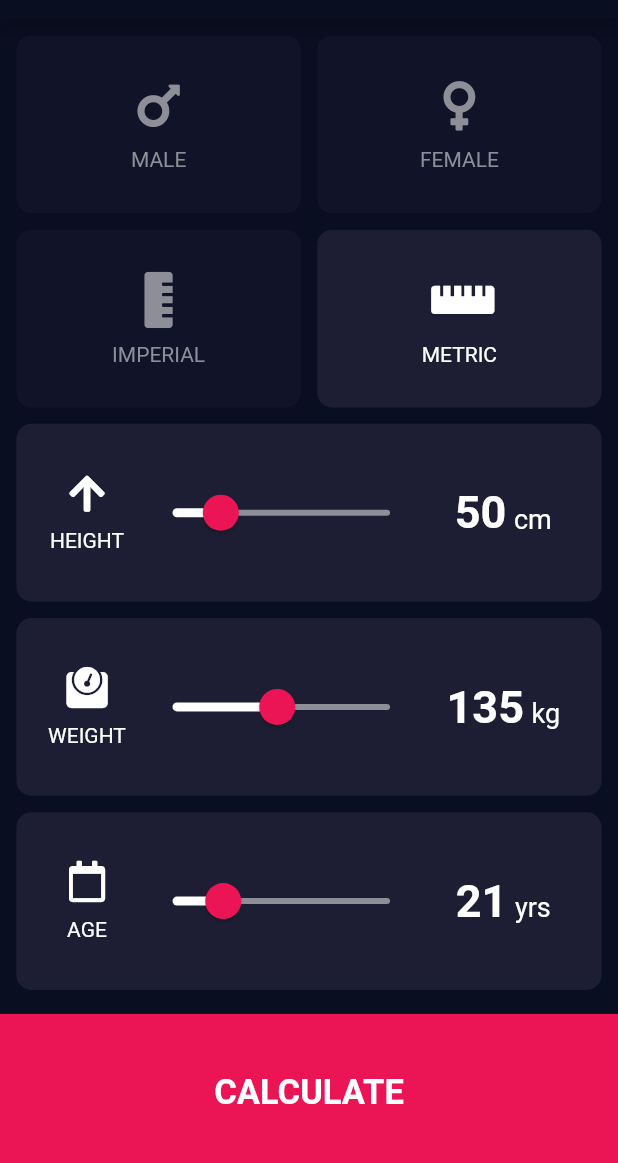
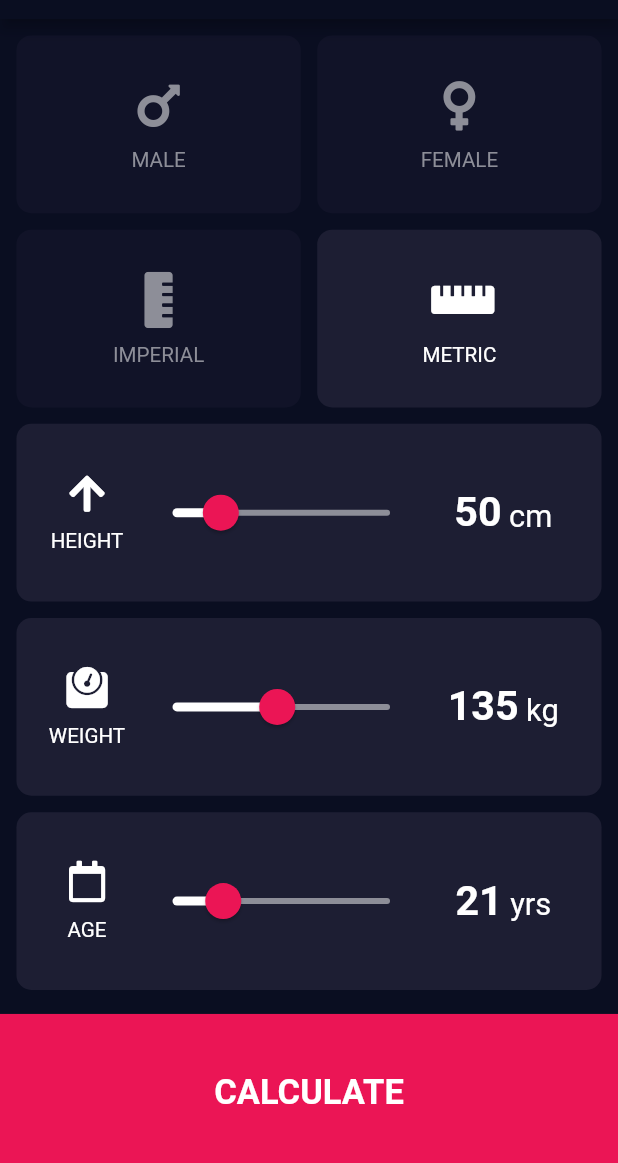
Before and after one commit to github-armin/flutter-bmi-calculator, a Flutter app: the screen it shows after launch, after a tap on "METRIC", on a phone screen of 412 x 824 dp, the part 65-1228 px from its top. Run offline on Flutter 3.47's test engine with Material 2 defaults, Android fonts, the phone set to English and light mode, and no system bars; our stand-ins replace font_awesome_flutter.

Commit message:
added more dynamic styling

```diff
--- a/lib/constants.dart
+++ b/lib/constants.dart
@@ -23,11 +23,6 @@ const double kCardButtonSpacerHeight = 10.0;
 enum Gender{ male, female, reset }
 enum MeasurementSystem{ imperial, metric, reset }
 
-const TextStyle kSliderContentValueTextStyle = TextStyle(
-  color: Colors.white,
-  fontSize: 30.0,
-  fontWeight: FontWeight.bold,
-);
 const TextStyle kSliderContentMeasurementTextStyle = TextStyle(
   color: Colors.white,
   fontSize: 18.0,
--- a/lib/size_config.dart
+++ b/lib/size_config.dart
@@ -10,6 +10,10 @@ class SizeConfig {
   static double cardWrapperMargin;
   static double bmiResultFontSize;
   static double bmiAdviceFontSize;
+  static double cardSliderValue;
+  static double cardSliderMeasurementType;
+  static double cardButtonLabelFontSize;
+  static double cardSliderLabelFontSize;
 
   void init(BuildContext context) {
     _mediaQueryData = MediaQuery.of(context);
@@ -21,5 +25,9 @@ class SizeConfig {
     cardWrapperMargin = screenWidth / 75;
     bmiResultFontSize = screenWidth / 4.67;
     bmiAdviceFontSize = screenWidth / 20;
+    cardSliderValue = screenWidth / 15;
+    cardSliderMeasurementType = screenWidth / 20;
+    cardButtonLabelFontSize = screenWidth / 30;
+    cardSliderLabelFontSize = screenWidth / 30;
   }
 }
--- a/lib/widgets/card_button.dart
+++ b/lib/widgets/card_button.dart
@@ -43,6 +43,7 @@ class CardButton extends StatelessWidget {
                   label,
                   style: TextStyle(
                     color: labelColor,
+                    fontSize: SizeConfig.cardButtonLabelFontSize,
                   ),
                 )
               ],
--- a/lib/widgets/card_slider.dart
+++ b/lib/widgets/card_slider.dart
@@ -46,6 +46,7 @@ class CardSlider extends StatelessWidget {
                   label,
                   style: TextStyle(
                     color: kCardButtonLabelColorActive,
+                    fontSize: SizeConfig.cardButtonLabelFontSize,
                   ),
                 )
               ],
@@ -79,12 +80,19 @@ class CardSlider extends StatelessWidget {
               children: <Widget>[
                 Text(
                   value.toInt().toString(),
-                  style: kSliderContentValueTextStyle,
+                  style: TextStyle(
+                    color: Colors.white,
+                    fontSize: SizeConfig.cardSliderValue,
+                    fontWeight: FontWeight.bold,
+                  ),
                 ),
                 SizedBox(width: 5.0),
                 Text(
                   measurement,
-                  style: kSliderContentMeasurementTextStyle,
+                  style: TextStyle(
+                    color: Colors.white,
+                    fontSize: SizeConfig.cardSliderMeasurementType,
+                  ),
                 ),
               ],
             )
```
